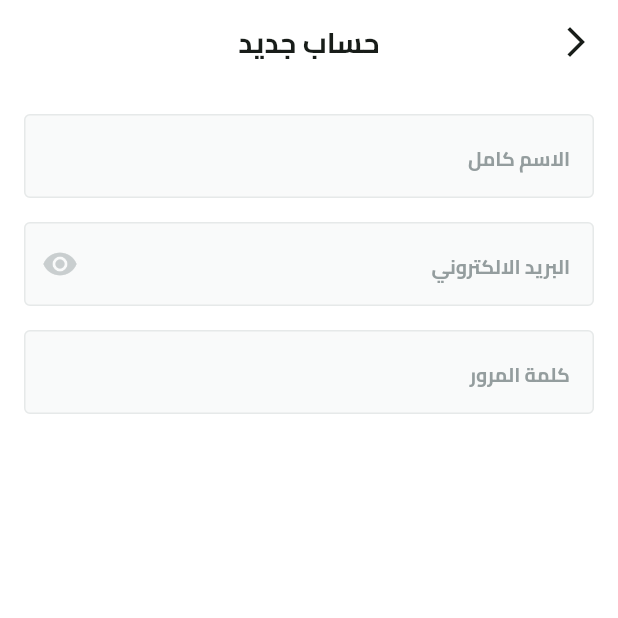
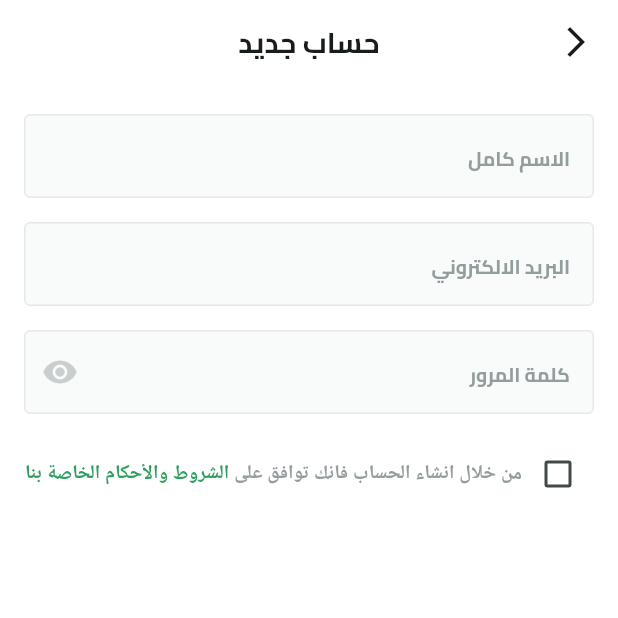
Before and after one commit to Mohamad-bsher-morjan/fruits_hub, a Flutter app: the SignupView screen opened by its route, on a phone screen of 412 x 824 dp, the top half of it. Run offline on Flutter 3.47's test engine with Material 3 defaults, Android fonts, the phone set to English and light mode, and no system bars; our stand-ins replace dots_indicator, shared_preferences; missing offline and left inert: svg_flutter; accounts and stored records are empty.

Commit message:
add check box to signup view

```diff
--- a/lib/features/auth/presentation/views/widgets/signup_view_body.dart
+++ b/lib/features/auth/presentation/views/widgets/signup_view_body.dart
@@ -1,6 +1,7 @@
 import 'package:flutter/material.dart';
 import 'package:fruits_hub/constants.dart';
 import 'package:fruits_hub/core/widgets/custom_text_field.dart';
+import 'package:fruits_hub/features/auth/presentation/views/widgets/terms_and_conditions.dart';
 
 class SignupViewBody extends StatelessWidget {
   const SignupViewBody({super.key});
@@ -12,7 +13,7 @@ class SignupViewBody extends StatelessWidget {
         padding: .symmetric(horizontal: kHorizintalPadding),
         child: Column(
           children: [
-            SizedBox(height: 20,),
+            SizedBox(height: 20),
             CustomTextFormField(
               hintText: 'الاسم كامل',
               textInputType: TextInputType.name,
@@ -21,13 +22,18 @@ class SignupViewBody extends StatelessWidget {
             CustomTextFormField(
               hintText: 'البريد الالكتروني',
               textInputType: TextInputType.emailAddress,
-              suffixIcon: Icon(Icons.remove_red_eye, color: Color(0xffc9cecf)),
+
             ),
             SizedBox(height: 16),
             CustomTextFormField(
               hintText: 'كلمة المرور',
               textInputType: TextInputType.visiblePassword,
+              suffixIcon: Icon(Icons.remove_red_eye, color: Color(0xffc9cecf))
             ),
+            SizedBox(height: 16,),
+            TermsAndConditions(),
+
+
           ],
         ),
       ),
--- /dev/null
+++ b/lib/features/auth/presentation/views/widgets/terms_and_conditions.dart
@@ -0,0 +1,51 @@
+import 'package:flutter/material.dart';
+import 'package:fruits_hub/core/utils/app_colors.dart';
+import 'package:fruits_hub/core/utils/app_text_styles.dart';
+
+class TermsAndConditions extends StatelessWidget {
+  const TermsAndConditions({super.key});
+
+  @override
+  Widget build(BuildContext context) {
+    return Row(
+      crossAxisAlignment: CrossAxisAlignment.center,
+      children: [
+        Checkbox(value: false, onChanged: (value) {}),
+        Expanded(
+          child: Text.rich(
+            TextSpan(
+              children: [
+                TextSpan(
+                  text: 'من خلال انشاء الحساب فانك توافق على ',
+                  style: AppStyles.semiBold13.copyWith(
+                    color: Color(0xff949d9e),
+                  ),
+                ),
+                TextSpan(
+                  text: 'الشروط والأحكام',
+                  style: AppStyles.semiBold13.copyWith(
+                    color: AppColors.lightPrimaryColor,
+                  ),
+                ),
+                TextSpan(text: ' ', style: AppStyles.semiBold13.copyWith()),
+                TextSpan(
+                  text: 'الخاصة',
+                  style: AppStyles.semiBold13.copyWith(
+                    color: AppColors.lightPrimaryColor,
+                  ),
+                ),
+                TextSpan(text: ' ', style: AppStyles.semiBold13.copyWith()),
+                TextSpan(
+                  text: 'بنا',
+                  style: AppStyles.semiBold13.copyWith(
+                    color: AppColors.lightPrimaryColor,
+                  ),
+                ),
+              ],
+            ),
+          ),
+        ),
+      ],
+    );
+  }
+}
```
